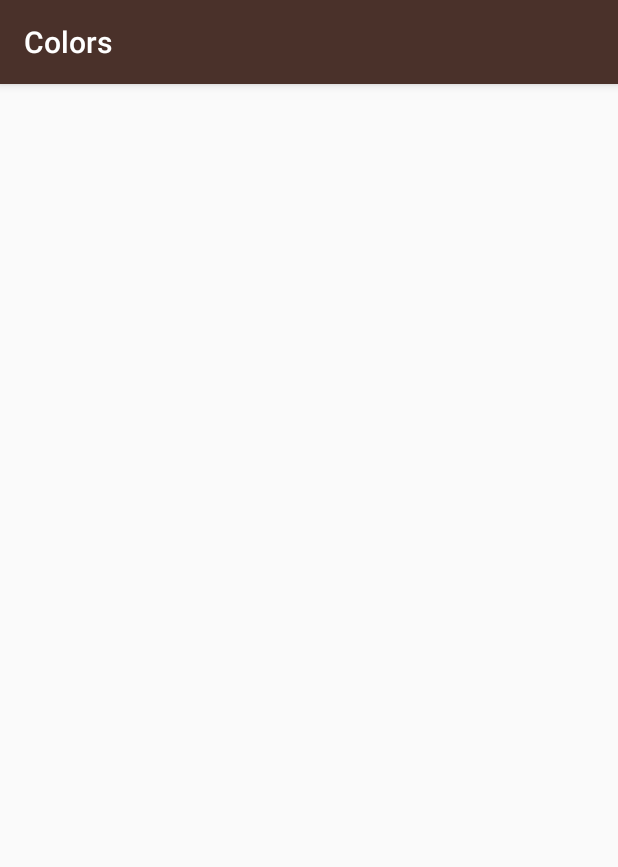
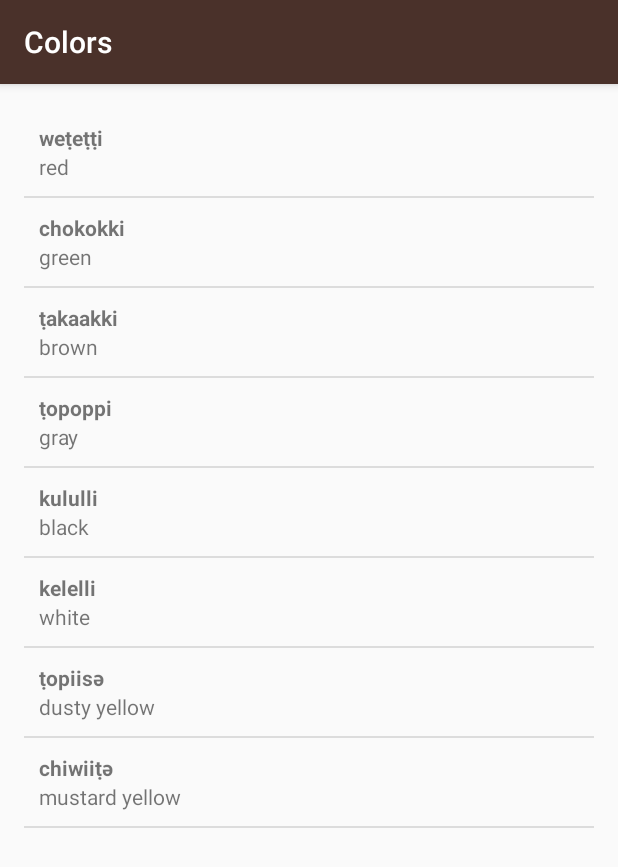
Before and after one commit to amahsanferoz/Language-Tutor, an Android app: the ColorsActivity screen opened directly, with no data from a screen before it, on a phone screen of 412 x 824 dp. Shown: the top 867 px of the screen. Run offline under Robolectric (Android 15) with nearby library versions, the phone set to English and light mode, and no system bars.

Commit message:
Color, family and phrase activity implemented with word adpater list view

```diff
--- a/app/src/main/java/com/example/android/miwok/ColorsActivity.java
+++ b/app/src/main/java/com/example/android/miwok/ColorsActivity.java
@@ -2,12 +2,32 @@ package com.example.android.miwok;
 
 import android.support.v7.app.AppCompatActivity;
 import android.os.Bundle;
+import android.widget.ListView;
+
+import java.util.ArrayList;
 
 public class ColorsActivity extends AppCompatActivity {
 
     @Override
     protected void onCreate(Bundle savedInstanceState) {
         super.onCreate(savedInstanceState);
-        setContentView(R.layout.activity_colors);
+        setContentView(R.layout.word_list);
+
+        //Create the array of words
+        ArrayList<Word> words = new ArrayList<Word>();
+
+        //populate the list
+        words.add(new Word("red", "weṭeṭṭi"));
+        words.add(new Word("green", "chokokki"));
+        words.add(new Word("brown", "ṭakaakki"));
+        words.add(new Word("gray", "ṭopoppi"));
+        words.add(new Word("black", "kululli"));
+        words.add(new Word("white", "kelelli"));
+        words.add(new Word("dusty yellow", "ṭopiisә"));
+        words.add(new Word("mustard yellow", "chiwiiṭә"));
+
+        WordAdapter itemAdapter = new WordAdapter(this, words);
+        ListView listView = (ListView) findViewById(R.id.list);
+        listView.setAdapter(itemAdapter);
     }
 }
--- a/app/src/main/java/com/example/android/miwok/WordAdapter.java
+++ b/app/src/main/java/com/example/android/miwok/WordAdapter.java
@@ -16,7 +16,8 @@ import java.util.ArrayList;
 public class WordAdapter extends ArrayAdapter<Word> {
 
     public WordAdapter(Activity context, ArrayList<Word> words) {
-        super(context, 0, words);
+        super(context, 0, words
+        );
     }
 
     @Override
--- a/app/src/main/res/layout/activity_colors.xml
+++ b/app/src/main/res/layout/activity_colors.xml
@@ -1,12 +1,12 @@
 <?xml version="1.0" encoding="utf-8"?>
-<RelativeLayout xmlns:android="http://schemas.android.com/apk/res/android"
+<ListView xmlns:android="http://schemas.android.com/apk/res/android"
     xmlns:tools="http://schemas.android.com/tools"
+    android:id="@+id/list"
+    android:orientation="vertical"
     android:layout_width="match_parent"
     android:layout_height="match_parent"
     android:paddingBottom="@dimen/activity_vertical_margin"
     android:paddingLeft="@dimen/activity_horizontal_margin"
     android:paddingRight="@dimen/activity_horizontal_margin"
     android:paddingTop="@dimen/activity_vertical_margin"
-    tools:context="com.example.android.miwok.ColorsActivity">
-
-</RelativeLayout>
+    tools:context="com.example.android.miwok.ColorsActivity"/>
--- a/app/src/main/res/layout/activity_number.xml
+++ b/app/src/main/res/layout/word_list.xml
@@ -8,5 +8,4 @@
     android:paddingBottom="@dimen/activity_vertical_margin"
     android:paddingLeft="@dimen/activity_horizontal_margin"
     android:paddingRight="@dimen/activity_horizontal_margin"
-    android:paddingTop="@dimen/activity_vertical_margin"
-    tools:context="com.example.android.miwok.NumberActivity"/>
+    android:paddingTop="@dimen/activity_vertical_margin"/>
```
Also changed, not shown: app/src/main/java/com/example/android/miwok/FamilyActivity.java (+23 -1 lines), app/src/main/java/com/example/android/miwok/NumberActivity.java (+1 -7 lines), app/src/main/java/com/example/android/miwok/PhrasesActivity.java (+23 -1 lines).
